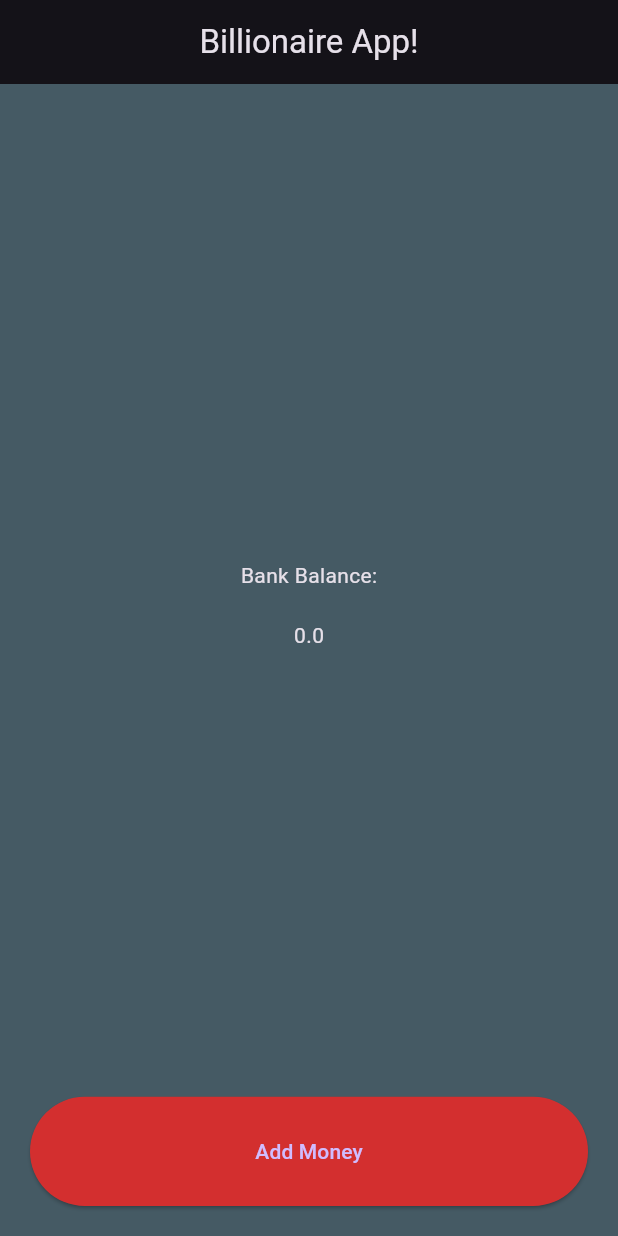
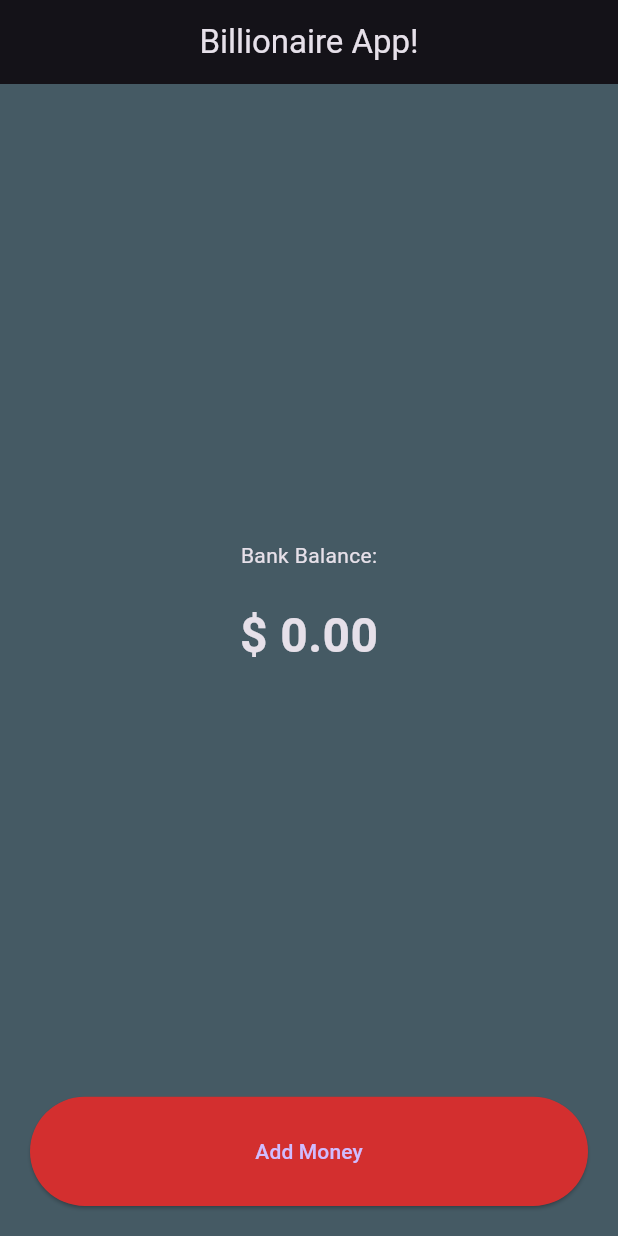
Before and after one commit to Shafia3/billionaire_project, a Flutter app: the screen it shows after launch, on a phone screen of 412 x 824 dp. Run offline on Flutter 3.47's test engine with Material 3 defaults, Android fonts, the phone set to English and light mode, and no system bars; our stand-ins replace shared_preferences.

Commit message:
balance view

```diff
--- /dev/null
+++ b/lib/balance_view.dart
@@ -0,0 +1,29 @@
+
+
+import 'package:flutter/material.dart';
+import 'package:intl/intl.dart';
+class BalanceView extends StatelessWidget {
+  double balance;
+ BalanceView({super.key,required this.balance});
+
+  @override
+  Widget build(BuildContext context) {
+    return Expanded(
+                  flex: 9,
+                  child: Column(
+                    mainAxisAlignment: MainAxisAlignment.center,
+                    children: [
+                      Text('Bank Balance:'),
+                      SizedBox(
+                        height: 20,
+                      ),
+                      Text('\$ ${NumberFormat.simpleCurrency(name: '').format(balance)}',style: TextStyle(
+                      fontSize: 32,fontWeight: FontWeight.bold
+                      ),),
+                      // OutlinedButton(onPressed: loadBalance,
+                      //  child: Text("Load Balance"))
+                    ],
+                  ),
+                );
+  }
+}
--- a/lib/main.dart
+++ b/lib/main.dart
@@ -1,4 +1,5 @@
 import 'package:billionaire_project/add_money_button.dart';
+import 'package:billionaire_project/balance_view.dart';
 import 'package:flutter/material.dart';
 import 'package:shared_preferences/shared_preferences.dart';
 
@@ -62,21 +63,7 @@ setState(() {
             child: Column(
               mainAxisAlignment: MainAxisAlignment.spaceBetween,
               children: [
-                Expanded(
-                  flex: 9,
-                  child: Column(
-                    mainAxisAlignment: MainAxisAlignment.center,
-                    children: [
-                      Text('Bank Balance:'),
-                      SizedBox(
-                        height: 20,
-                      ),
-                      Text('$balance'),
-                      // OutlinedButton(onPressed: loadBalance,
-                      //  child: Text("Load Balance"))
-                    ],
-                  ),
-                ),
+                BalanceView(balance: balance,),
                 AddMoneyButton(AddMoneyFunction: addMoney),
               ],
             ),
--- a/pubspec.yaml
+++ b/pubspec.yaml
@@ -36,6 +36,7 @@ dependencies:
   # Use with the CupertinoIcons class for iOS style icons.
   cupertino_icons: ^1.0.2
   shared_preferences: ^2.2.3
+  intl: ^0.19.0
 
 dev_dependencies:
   flutter_test:
```
Also changed, not shown: pubspec.lock, 19 other files.
